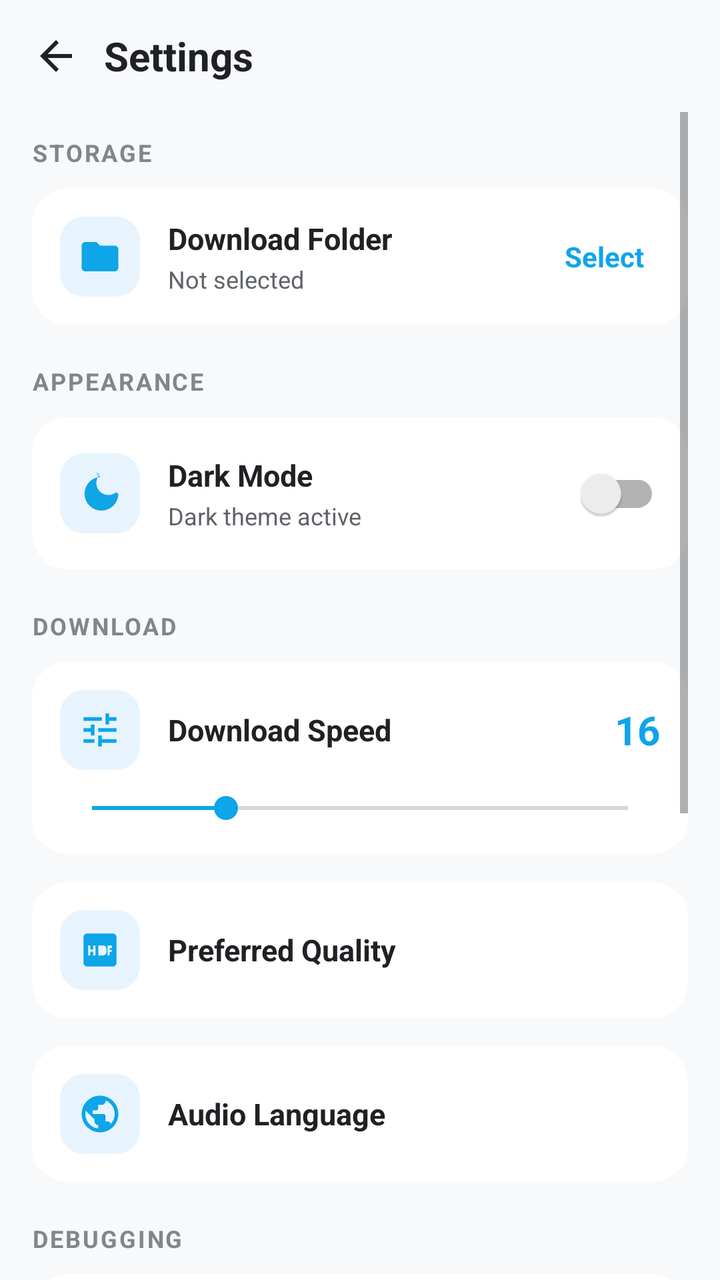
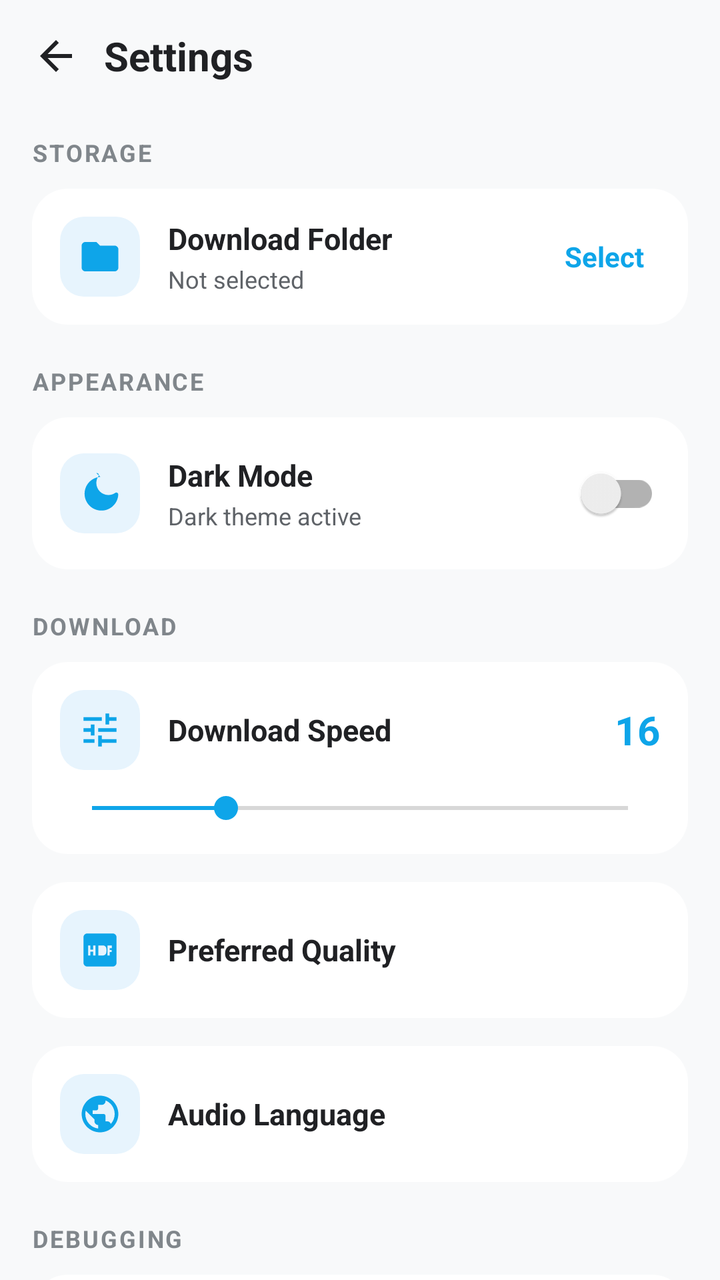

Screens rendered from an Android XML layout before and after an edit, with the pre-edit source and the edit as a unified diff.
<!-- AndroidManifest.xml: application theme Theme.MiruDL -->
<!-- res/layout/activity_settings.xml -->
<?xml version="1.0" encoding="utf-8"?>
<LinearLayout xmlns:android="http://schemas.android.com/apk/res/android"
    xmlns:app="http://schemas.android.com/apk/res-auto"
    android:layout_width="match_parent"
    android:layout_height="match_parent"
    android:orientation="vertical"
    android:background="@color/background">

    
    <RelativeLayout
        android:layout_width="match_parent"
        android:layout_height="56dp"
        android:paddingHorizontal="8dp"
        android:background="@color/background">

        <ImageView
            android:id="@+id/btn_back"
            android:layout_width="40dp"
            android:layout_height="40dp"
            android:layout_centerVertical="true"
            android:background="@drawable/bg_icon_circle"
            android:src="@drawable/ic_back"
            android:padding="8dp"
            android:tint="@color/text_primary" />

        <TextView
            android:layout_width="wrap_content"
            android:layout_height="wrap_content"
            android:layout_centerVertical="true"
            android:layout_toEndOf="@id/btn_back"
            android:layout_marginStart="4dp"
            android:text="@string/settings"
            android:textColor="@color/text_primary"
            android:textSize="20sp"
            android:textStyle="bold" />

    </RelativeLayout>

    <ScrollView
        android:layout_width="match_parent"
        android:layout_height="match_parent"
        android:clipToPadding="false"
        android:paddingHorizontal="16dp"
        android:paddingBottom="24dp">

        <LinearLayout
            android:layout_width="match_parent"
            android:layout_height="wrap_content"
            android:orientation="vertical">

            
            <TextView
                style="@style/TextAppearance.MiruDL.SectionHeader"
                android:layout_width="wrap_content"
                android:layout_height="wrap_content"
                android:layout_marginTop="12dp"
                android:layout_marginBottom="10dp"
                android:text="@string/section_storage" />

            <LinearLayout
                android:layout_width="match_parent"
                android:layout_height="wrap_content"
                android:layout_marginBottom="20dp"
                android:background="@drawable/bg_card"
                android:orientation="horizontal"
                android:gravity="center_vertical"
                android:padding="14dp">

                <ImageView
                    android:layout_width="40dp"
                    android:layout_height="40dp"
                    android:background="@drawable/bg_icon_square"
                    android:padding="9dp"
                    android:src="@drawable/ic_folder"
                    android:tint="@color/primary" />

                <LinearLayout
                    android:layout_width="0dp"
                    android:layout_height="wrap_content"
                    android:layout_weight="1"
                    android:layout_marginStart="14dp"
                    android:orientation="vertical">

                    <TextView
                        android:layout_width="wrap_content"
                        android:layout_height="wrap_content"
                        android:text="@string/download_folder"
                        android:textColor="@color/text_primary"
                        android:textSize="15sp"
                        android:textStyle="bold" />

                    <TextView
                        android:id="@+id/folder_path"
                        android:layout_width="match_parent"
                        android:layout_height="wrap_content"
                        android:layout_marginTop="2dp"
                        android:ellipsize="end"
                        android:lines="1"
                        android:text="Not selected"
                        android:textColor="@color/text_secondary"
                        android:textSize="12sp" />

                </LinearLayout>

                <TextView
                    android:id="@+id/btn_select_folder"
                    android:layout_width="wrap_content"
                    android:layout_height="wrap_content"
                    android:layout_marginStart="10dp"
                    android:background="@drawable/bg_icon_circle"
                    android:clickable="true"
                    android:focusable="true"
                    android:padding="8dp"
                    android:text="@string/select"
                    android:textColor="@color/primary"
                    android:textSize="14sp"
                    android:textStyle="bold" />

            </LinearLayout>

            
            <TextView
                style="@style/TextAppearance.MiruDL.SectionHeader"
                android:layout_width="wrap_content"
                android:layout_height="wrap_content"
                android:layout_marginBottom="10dp"
                android:text="@string/section_appearance" />

            <LinearLayout
                android:layout_width="match_parent"
                android:layout_height="wrap_content"
                android:layout_marginBottom="20dp"
                android:background="@drawable/bg_card"
                android:orientation="horizontal"
                android:gravity="center_vertical"
                android:padding="14dp">

                <ImageView
                    android:layout_width="40dp"
                    android:layout_height="40dp"
                    android:background="@drawable/bg_icon_square"
                    android:padding="9dp"
                    android:src="@drawable/ic_moon"
                    android:tint="@color/primary" />

                <LinearLayout
                    android:layout_width="0dp"
                    android:layout_height="wrap_content"
                    android:layout_weight="1"
                    android:layout_marginStart="14dp"
                    android:orientation="vertical">

                    <TextView
                        android:layout_width="wrap_content"
                        android:layout_height="wrap_content"
                        android:text="@string/dark_mode"
                        android:textColor="@color/text_primary"
                        android:textSize="15sp"
                        android:textStyle="bold" />

                    <TextView
                        android:id="@+id/theme_label"
                        android:layout_width="wrap_content"
                        android:layout_height="wrap_content"
                        android:layout_marginTop="2dp"
                        android:text="@string/dark_mode_on"
                        android:textColor="@color/text_secondary"
                        android:textSize="12sp" />

                </LinearLayout>

                <androidx.appcompat.widget.SwitchCompat
                    android:id="@+id/theme_switch"
                    android:layout_width="wrap_content"
                    android:layout_height="wrap_content"
                    android:thumbTint="@color/primary"
                    android:trackTint="@color/surface_high" />

            </LinearLayout>

            
            <TextView
                style="@style/TextAppearance.MiruDL.SectionHeader"
                android:layout_width="wrap_content"
                android:layout_height="wrap_content"
                android:layout_marginBottom="10dp"
                android:text="@string/section_download" />

            
            <LinearLayout
                android:layout_width="match_parent"
                android:layout_height="wrap_content"
                android:layout_marginBottom="14dp"
                android:background="@drawable/bg_card"
                android:orientation="vertical"
                android:padding="14dp">

                <LinearLayout
                    android:layout_width="match_parent"
                    android:layout_height="wrap_content"
                    android:gravity="center_vertical"
                    android:orientation="horizontal">

                    <ImageView
                        android:layout_width="40dp"
                        android:layout_height="40dp"
                        android:background="@drawable/bg_icon_square"
                        android:padding="9dp"
                        android:src="@drawable/ic_sliders"
                        android:tint="@color/primary" />

                    <TextView
                        android:layout_width="0dp"
                        android:layout_height="wrap_content"
                        android:layout_weight="1"
                        android:layout_marginStart="14dp"
                        android:text="@string/parallel_segments"
                        android:textColor="@color/text_primary"
                        android:textSize="15sp"
                        android:textStyle="bold" />

                    <TextView
                        android:id="@+id/parallel_value"
                        android:layout_width="wrap_content"
                        android:layout_height="wrap_content"
                        android:text="16"
                        android:textColor="@color/primary"
                        android:textSize="20sp"
                        android:textStyle="bold" />

                </LinearLayout>

                <SeekBar
                    android:id="@+id/parallel_seekbar"
                    android:layout_width="match_parent"
                    android:layout_height="wrap_content"
                    android:layout_marginTop="10dp"
                    android:max="64"
                    android:progress="16" />
            </LinearLayout>

            
            <LinearLayout
                android:layout_width="match_parent"
                android:layout_height="wrap_content"
                android:layout_marginBottom="14dp"
                android:background="@drawable/bg_card"
                android:orientation="horizontal"
                android:gravity="center_vertical"
                android:padding="14dp">

                <ImageView
                    android:layout_width="40dp"
                    android:layout_height="40dp"
                    android:background="@drawable/bg_icon_square"
                    android:padding="9dp"
                    android:src="@drawable/ic_hd"
                    android:tint="@color/primary" />

                <TextView
                    android:layout_width="0dp"
                    android:layout_height="wrap_content"
                    android:layout_weight="1"
                    android:layout_marginStart="14dp"
                    android:text="@string/preferred_quality"
                    android:textColor="@color/text_primary"
                    android:textSize="15sp"
                    android:textStyle="bold" />

                <Spinner
                    android:id="@+id/quality_spinner"
                    android:layout_width="wrap_content"
                    android:layout_height="wrap_content"
                    android:background="@null"
                    android:gravity="end|center_vertical"
                    android:spinnerMode="dropdown" />

            </LinearLayout>

            
            <LinearLayout
                android:layout_width="match_parent"
                android:layout_height="wrap_content"
                android:layout_marginBottom="20dp"
                android:background="@drawable/bg_card"
                android:orientation="horizontal"
                android:gravity="center_vertical"
                android:padding="14dp">

                <ImageView
                    android:layout_width="40dp"
                    android:layout_height="40dp"
                    android:background="@drawable/bg_icon_square"
                    android:padding="9dp"
                    android:src="@drawable/ic_globe"
                    android:tint="@color/primary" />

                <TextView
                    android:layout_width="0dp"
                    android:layout_height="wrap_content"
                    android:layout_weight="1"
                    android:layout_marginStart="14dp"
                    android:text="@string/audio_language"
                    android:textColor="@color/text_primary"
                    android:textSize="15sp"
                    android:textStyle="bold" />

                <Spinner
                    android:id="@+id/lang_spinner"
                    android:layout_width="wrap_content"
                    android:layout_height="wrap_content"
                    android:background="@null"
                    android:gravity="end|center_vertical"
                    android:spinnerMode="dropdown" />

            </LinearLayout>

            
            <TextView
                style="@style/TextAppearance.MiruDL.SectionHeader"
                android:layout_width="wrap_content"
                android:layout_height="wrap_content"
                android:layout_marginBottom="10dp"
                android:text="@string/section_debugging" />

            <LinearLayout
                android:id="@+id/btn_crash_reports"
                android:layout_width="match_parent"
                android:layout_height="wrap_content"
                android:layout_marginBottom="20dp"
                android:background="@drawable/bg_card_ripple"
                android:orientation="horizontal"
                android:gravity="center_vertical"
                android:clickable="true"
                android:focusable="true"
                android:padding="14dp">

                <ImageView
                    android:layout_width="40dp"
                    android:layout_height="40dp"
                    android:background="@drawable/bg_icon_square_danger"
                    android:padding="9dp"
                    android:src="@drawable/ic_bug"
                    android:tint="@color/error" />

                <LinearLayout
                    android:layout_width="0dp"
                    android:layout_height="wrap_content"
                    android:layout_weight="1"
                    android:layout_marginStart="14dp"
                    android:orientation="vertical">

                    <TextView
                        android:layout_width="wrap_content"
                        android:layout_height="wrap_content"
                        android:text="@string/crash_logs"
                        android:textColor="@color/text_primary"
                        android:textSize="15sp"
                        android:textStyle="bold" />

                    <TextView
                        android:layout_width="wrap_content"
                        android:layout_height="wrap_content"
                        android:layout_marginTop="2dp"
                        android:text="@string/crash_logs_subtitle"
                        android:textColor="@color/text_secondary"
                        android:textSize="12sp" />

                </LinearLayout>

                <ImageView
                    android:layout_width="18dp"
                    android:layout_height="18dp"
                    android:src="@drawable/ic_chevron_right"
                    android:tint="@color/text_tertiary" />

            </LinearLayout>

            
            <TextView
                style="@style/TextAppearance.MiruDL.SectionHeader"
                android:layout_width="wrap_content"
                android:layout_height="wrap_content"
                android:layout_marginBottom="10dp"
                android:text="@string/section_about" />

            <LinearLayout
                android:id="@+id/about_section"
                android:layout_width="match_parent"
                android:layout_height="wrap_content"
                android:layout_marginBottom="20dp"
                android:background="@drawable/bg_card_ripple"
                android:orientation="horizontal"
                android:gravity="center_vertical"
                android:padding="14dp"
                android:clickable="true"
                android:focusable="true">

                <ImageView
                    android:layout_width="40dp"
                    android:layout_height="40dp"
                    android:background="@drawable/bg_icon_square"
                    android:padding="8dp"
                    android:src="@mipmap/ic_launcher_foreground"
                    android:tint="@color/primary" />

                <LinearLayout
                    android:layout_width="0dp"
                    android:layout_height="wrap_content"
                    android:layout_weight="1"
                    android:layout_marginStart="14dp"
                    android:orientation="vertical">

                    <TextView
                        android:layout_width="wrap_content"
                        android:layout_height="wrap_content"
                        android:text="@string/app_name"
                        android:textColor="@color/text_primary"
                        android:textSize="15sp"
                        android:textStyle="bold" />

                    <TextView
                        android:layout_width="wrap_content"
                        android:layout_height="wrap_content"
                        android:layout_marginTop="2dp"
                        android:text="@string/app_version"
                        android:textColor="@color/text_secondary"
                        android:textSize="12sp" />

                </LinearLayout>

                <ImageView
                    android:layout_width="18dp"
                    android:layout_height="18dp"
                    android:src="@drawable/ic_chevron_right"
                    android:tint="@color/text_tertiary" />

            </LinearLayout>

            
            <TextView
                style="@style/TextAppearance.MiruDL.SectionHeader"
                android:layout_width="wrap_content"
                android:layout_height="wrap_content"
                android:layout_marginBottom="10dp"
                android:text="@string/section_developer" />

            <LinearLayout
                android:layout_width="match_parent"
                android:layout_height="wrap_content"
                android:layout_marginBottom="8dp"
                android:background="@drawable/bg_card"
                android:orientation="vertical"
                android:padding="6dp">

                <LinearLayout
                    android:id="@+id/dev_info_section"
                    android:layout_width="match_parent"
                    android:layout_height="wrap_content"
                    android:gravity="center_vertical"
                    android:orientation="horizontal"
                    android:padding="8dp"
                    android:clickable="true"
                    android:focusable="true"
                    android:background="@drawable/bg_card_ripple">

                    <androidx.cardview.widget.CardView
                        android:layout_width="40dp"
                        android:layout_height="40dp"
                        app:cardCornerRadius="20dp"
                        app:cardElevation="0dp">

                        <ImageView
                            android:layout_width="match_parent"
                            android:layout_height="match_parent"
                            android:src="@drawable/dev_avatar"
                            android:scaleType="centerCrop"
                            android:contentDescription="@null" />

                    </androidx.cardview.widget.CardView>
                    <LinearLayout
                        android:layout_width="0dp"
                        android:layout_height="wrap_content"
                        android:layout_weight="1"
                        android:layout_marginStart="14dp"
                        android:orientation="vertical">

                        <TextView
                            android:layout_width="wrap_content"
                            android:layout_height="wrap_content"
                            android:text="@string/developer_name"
                            android:textColor="@color/text_primary"
                            android:textSize="15sp"
                            android:textStyle="bold" />

                        <TextView
                            android:layout_width="wrap_content"
                            android:layout_height="wrap_content"
                            android:layout_marginTop="2dp"
                            android:text="Developer"
                            android:textColor="@color/text_secondary"
                            android:textSize="12sp" />

                    </LinearLayout>

                    <ImageView
                        android:layout_width="18dp"
                        android:layout_height="18dp"
                        android:src="@drawable/ic_chevron_right"
                        android:tint="@color/text_tertiary" />

                </LinearLayout>

                <View
                    android:layout_width="match_parent"
                    android:layout_height="1dp"
                    android:layout_marginHorizontal="8dp"
                    android:background="@color/divider" />

                <LinearLayout
                    android:id="@+id/id_github_link"
                    android:layout_width="match_parent"
                    android:layout_height="wrap_content"
                    android:layout_marginTop="2dp"
                    android:background="@drawable/bg_card_ripple"
                    android:clickable="true"
                    android:focusable="true"
                    android:gravity="center_vertical"
                    android:orientation="horizontal"
                    android:padding="12dp">

                    <ImageView
                        android:layout_width="20dp"
                        android:layout_height="20dp"
                        android:src="@drawable/ic_terminal"
                        android:tint="@color/text_secondary"
                        android:layout_marginEnd="12dp" />

                    <TextView
                        android:layout_width="0dp"
                        android:layout_height="wrap_content"
                        android:layout_weight="1"
                        android:text="@string/github"
                        android:textColor="@color/text_primary"
                        android:textSize="14sp" />

                    <ImageView
                        android:layout_width="18dp"
                        android:layout_height="18dp"
                        android:src="@drawable/ic_chevron_right"
                        android:tint="@color/text_tertiary" />

                </LinearLayout>

            </LinearLayout>

        </LinearLayout>

    </ScrollView>

</LinearLayout>
<!-- resources referenced by this layout -->
<resources>
  <color name="background">#F8F9FA</color>
  <color name="divider">#DADCE0</color>
  <color name="error">#D93025</color>
  <color name="primary">#0EA5E9</color>
  <color name="surface_high">#E8EAED</color>
  <color name="text_primary">#202124</color>
  <color name="text_secondary">#5F6368</color>
  <color name="text_tertiary">#80868B</color>
  <!-- drawable bg_card (drawable) -->
  <shape xmlns:android="http://schemas.android.com/apk/res/android">
      <solid android:color="@color/surface" />
      <corners android:radius="18dp" />
  </shape>
  <!-- drawable bg_icon_circle (drawable) -->
  <ripple xmlns:android="http://schemas.android.com/apk/res/android"
      android:color="@color/divider">
      <item>
          <shape android:shape="oval">
              <solid android:color="@android:color/transparent" />
          </shape>
      </item>
  </ripple>
  <!-- drawable bg_icon_square (drawable) -->
  <?xml version="1.0" encoding="utf-8"?>
  <shape xmlns:android="http://schemas.android.com/apk/res/android">
      <solid android:color="@color/icon_bg" />
      <corners android:radius="12dp" />
  </shape>
  <!-- drawable bg_icon_square_danger (drawable) -->
  <?xml version="1.0" encoding="utf-8"?>
  <shape xmlns:android="http://schemas.android.com/apk/res/android">
      <solid android:color="@color/icon_bg_danger" />
      <corners android:radius="12dp" />
  </shape>
  <!-- drawable ic_chevron_right (drawable) -->
  <vector xmlns:android="http://schemas.android.com/apk/res/android"
      android:width="24dp" android:height="24dp"
      android:viewportWidth="24" android:viewportHeight="24">
      <path android:fillColor="#FFFFFF"
          android:pathData="M8.59,16.59L13.17,12 8.59,7.41 10,6l6,6 -6,6z" />
  </vector>
  <string name="app_name">MiruDL</string>
  <string name="app_version">Version 1.0.1</string>
  <string name="audio_language">Audio Language</string>
  <string name="crash_logs">Crash Logs</string>
  <string name="crash_logs_subtitle">View app crash reports &amp; error logs</string>
  <string name="dark_mode">Dark Mode</string>
  <string name="dark_mode_on">Dark theme active</string>
  <string name="developer_name">msrofficial</string>
  <string name="download_folder">Download Folder</string>
  <string name="github">GitHub</string>
  <string name="parallel_segments">Download Speed</string>
  <string name="preferred_quality">Preferred Quality</string>
  <string name="section_about">ABOUT</string>
  <string name="section_appearance">APPEARANCE</string>
  <string name="section_debugging">DEBUGGING</string>
  <string name="section_developer">DEVELOPER</string>
  <string name="section_download">DOWNLOAD</string>
  <string name="section_storage">STORAGE</string>
  <string name="select">Select</string>
  <string name="settings">Settings</string>
  <style name="TextAppearance.MiruDL.SectionHeader" parent="@android:style/TextAppearance">
          <item name="android:textColor">@color/text_tertiary</item>
          <item name="android:textSize">12sp</item>
          <item name="android:textStyle">bold</item>
          <item name="android:letterSpacing">0.08</item>
      </style>
  <color name="surface">#FFFFFF</color>
  <color name="icon_bg">#E7F4FD</color>
  <color name="icon_bg_danger">#FBE8E8</color>
  <color name="on_primary">#FFFFFF</color>
  <style name="Widget.MiruDL.Spinner" parent="Widget.AppCompat.Spinner">
          <item name="android:background">@drawable/bg_input</item>
      </style>
  <!-- drawable bg_input (drawable) -->
  <shape xmlns:android="http://schemas.android.com/apk/res/android">
      <solid android:color="@color/surface_variant" />
      <corners android:radius="14dp" />
  </shape>
  <color name="surface_variant">#F0F1F3</color>
  <!-- unchanged entries left out for length: 12 -->
</resources>

<!-- the commit's change to res/layout/activity_settings.xml (unified diff, before → after) -->
@@ -40,6 +40,7 @@
         android:layout_width="match_parent"
         android:layout_height="match_parent"
         android:clipToPadding="false"
+        android:scrollbars="none"
         android:paddingHorizontal="16dp"
         android:paddingBottom="24dp">
 
